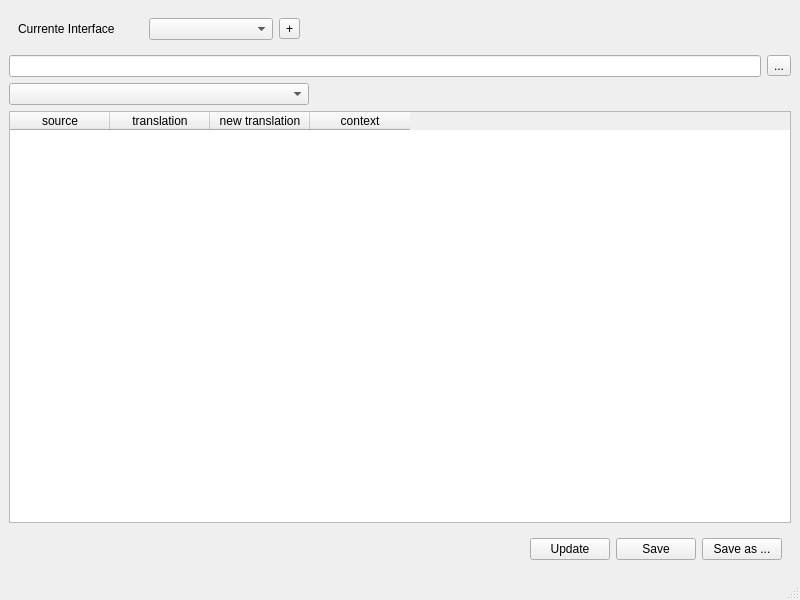
This is src/mainwindow.ui in AriyaConseils/MarleneTranslation as Qt 5 draws it before an edit. The edited form follows.
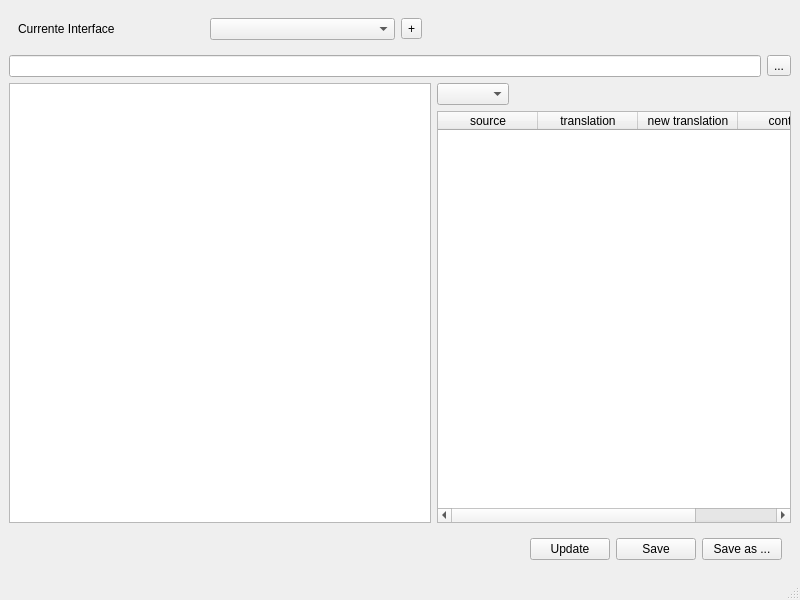
This is the edited form.

```diff
--- a/src/mainwindow.ui
+++ b/src/mainwindow.ui
@@ -18,20 +18,6 @@
     <item row="3" column="1">
      <widget class="QComboBox" name="comboBoxLanguage"/>
     </item>
-    <item row="2" column="1" colspan="3">
-     <layout class="QHBoxLayout" name="horizontalLayout">
-      <item>
-       <widget class="QLineEdit" name="lineEditTsFilePath"/>
-      </item>
-      <item>
-       <widget class="QToolButton" name="toolButtonTsFilePath">
-        <property name="text">
-         <string>...</string>
-        </property>
-       </widget>
-      </item>
-     </layout>
-    </item>
     <item row="5" column="3">
      <widget class="QWidget" name="widget" native="true">
       <property name="minimumSize">
@@ -65,35 +51,6 @@
       </layout>
      </widget>
     </item>
-    <item row="0" column="1">
-     <widget class="QWidget" name="widgetInterface" native="true">
-      <property name="minimumSize">
-       <size>
-        <width>300</width>
-        <height>0</height>
-       </size>
-      </property>
-      <layout class="QHBoxLayout" name="horizontalLayout_2">
-       <item>
-        <widget class="QLabel" name="label">
-         <property name="text">
-          <string>Currente Interface</string>
-         </property>
-        </widget>
-       </item>
-       <item>
-        <widget class="QComboBox" name="comboBoxInterface"/>
-       </item>
-       <item>
-        <widget class="QToolButton" name="toolButtonAddInterface">
-         <property name="text">
-          <string>+</string>
-         </property>
-        </widget>
-       </item>
-      </layout>
-     </widget>
-    </item>
     <item row="4" column="1" colspan="3">
      <widget class="QTableWidget" name="tableWidgetTsValues">
       <property name="selectionMode">
@@ -130,6 +87,52 @@
       </column>
      </widget>
     </item>
+    <item row="3" column="0" rowspan="2">
+     <widget class="QListWidget" name="listWidgetTsList"/>
+    </item>
+    <item row="2" column="0" colspan="4">
+     <layout class="QHBoxLayout" name="horizontalLayout">
+      <item>
+       <widget class="QLineEdit" name="lineEditTsFilesPath"/>
+      </item>
+      <item>
+       <widget class="QToolButton" name="toolButtonTsFilesPath">
+        <property name="text">
+         <string>...</string>
+        </property>
+       </widget>
+      </item>
+     </layout>
+    </item>
+    <item row="0" column="0">
+     <widget class="QWidget" name="widgetInterface" native="true">
+      <property name="minimumSize">
+       <size>
+        <width>300</width>
+        <height>0</height>
+       </size>
+      </property>
+      <layout class="QHBoxLayout" name="horizontalLayout_2">
+       <item>
+        <widget class="QLabel" name="label">
+         <property name="text">
+          <string>Currente Interface</string>
+         </property>
+        </widget>
+       </item>
+       <item>
+        <widget class="QComboBox" name="comboBoxInterface"/>
+       </item>
+       <item>
+        <widget class="QToolButton" name="toolButtonAddInterface">
+         <property name="text">
+          <string>+</string>
+         </property>
+        </widget>
+       </item>
+      </layout>
+     </widget>
+    </item>
    </layout>
   </widget>
   <widget class="QMenuBar" name="menubar">
@@ -138,7 +141,7 @@
      <x>0</x>
      <y>0</y>
      <width>800</width>
-     <height>22</height>
+     <height>26</height>
     </rect>
    </property>
   </widget>
```
